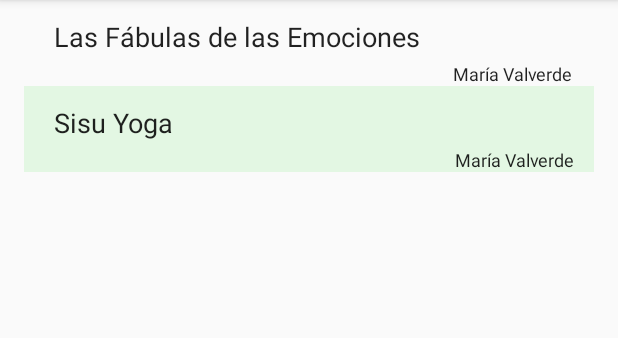
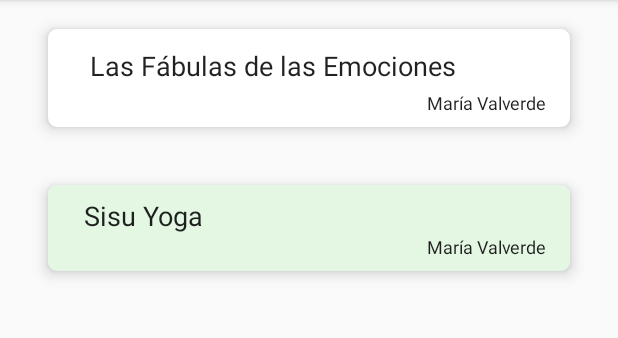
Before and after one commit to Isaacsaez/PQTM-Mybooks-PLA1, an Android app: the screen it shows after launch (BookListActivity), on a phone screen of 412 x 824 dp, the part 84-422 px from its top. Run offline under Robolectric (Android 15) with nearby library versions, the phone set to English and light mode, and no system bars.

Commit message:
9 - CardView Implementado

```diff
--- a/app/build.gradle
+++ b/app/build.gradle
@@ -23,6 +23,7 @@ dependencies {
     implementation 'com.android.support:appcompat-v7:27.0.0'
     implementation 'com.android.support:support-v4:27.0.0'
     implementation 'com.android.support:recyclerview-v7:27.0.0'
+    implementation 'com.android.support:cardview-v7:27.0.2'
     implementation 'com.android.support:design:27.0.0'
     testImplementation 'junit:junit:4.12'
     androidTestImplementation 'com.android.support.test:runner:1.0.2'
--- a/app/src/main/java/com/edelhost/isaac/mybooks/BookListActivity.java
+++ b/app/src/main/java/com/edelhost/isaac/mybooks/BookListActivity.java
@@ -134,7 +134,7 @@ public class BookListActivity extends AppCompatActivity {
 
         @Override
         public void onBindViewHolder(final ViewHolder holder, int position) {
-            //holder.mIdView.setText(mValues.get(position).id);
+
             holder.mContentView.setText(mValues.get(position).titulo);
             holder.mAutorView.setText(mValues.get(position).autor);
 
@@ -152,13 +152,11 @@ public class BookListActivity extends AppCompatActivity {
         }
 
         class ViewHolder extends RecyclerView.ViewHolder {
-            final TextView mIdView;
             final TextView mContentView;
             final TextView mAutorView;
 
             ViewHolder(View view) {
                 super(view);
-                mIdView = (TextView) view.findViewById(R.id.id_text);
                 mContentView = (TextView) view.findViewById(R.id.content);
                 mAutorView = (TextView) view.findViewById(R.id.autor);
             }
--- a/app/src/main/res/layout/book_list_content.xml
+++ b/app/src/main/res/layout/book_list_content.xml
@@ -1,50 +1,48 @@
 <?xml version="1.0" encoding="utf-8"?>
-<android.support.constraint.ConstraintLayout xmlns:android="http://schemas.android.com/apk/res/android"
+<android.support.v7.widget.CardView xmlns:android="http://schemas.android.com/apk/res/android"
     xmlns:app="http://schemas.android.com/apk/res-auto"
-    xmlns:tools="http://schemas.android.com/tools"
-    android:id="@+id/linearLayout2"
+    app:cardCornerRadius="6dp"
+    app:cardElevation="6dp"
+    app:cardPreventCornerOverlap="true"
+    app:cardUseCompatPadding="true"
+    layout_height="wrap_content"
+    layout_margin="8dp"
+    layout_width="match_parent"
     android:layout_width="match_parent"
-    android:layout_height="wrap_content">
+    android:layout_height="wrap_content"
+    android:layout_margin="8dp">
+
+    <LinearLayout xmlns:android="http://schemas.android.com/apk/res/android"
+        android:layout_width="match_parent"
+        android:layout_height="match_parent"
+        android:orientation="vertical"
+        android:padding="8dp">
 
         <TextView
-        android:id="@+id/id_text"
-        android:layout_width="wrap_content"
+            android:id="@+id/content"
+            android:layout_width="match_parent"
             android:layout_height="wrap_content"
             android:layout_marginLeft="16dp"
             android:layout_marginStart="16dp"
+            android:gravity="left"
+            android:padding="4dp"
+            android:text="@string/titulo_libro"
             android:textAppearance="?attr/textAppearanceListItem"
-        app:layout_constraintBottom_toBottomOf="parent"
-        app:layout_constraintStart_toStartOf="parent" />
-
-    <TextView
-        android:id="@+id/content"
-        android:layout_width="wrap_content"
-        android:layout_height="wrap_content"
-        android:layout_marginLeft="16dp"
-        android:layout_marginStart="16dp"
-        android:padding="4dp"
-        android:text="Titulo Libro"
-        android:textAppearance="?attr/textAppearanceListItem"
-        android:textSize="18sp"
-        app:layout_constraintBottom_toBottomOf="parent"
-        app:layout_constraintStart_toStartOf="parent"
-        app:layout_constraintTop_toTopOf="parent"
-        app:layout_constraintVertical_bias="0.318" />
+            android:textSize="18sp" />
 
         <TextView
             android:id="@+id/autor"
-        android:layout_width="wrap_content"
+            android:layout_width="match_parent"
             android:layout_height="wrap_content"
             android:layout_marginEnd="8dp"
             android:layout_marginLeft="8dp"
             android:layout_marginRight="8dp"
             android:layout_marginStart="8dp"
-        android:gravity="bottom|end"
-        android:text="Autor"
+            android:gravity="end"
+            android:text="@string/autor"
             android:textAppearance="?attr/textAppearanceListItem"
-        android:textSize="12sp"
-        app:layout_constraintEnd_toEndOf="parent"
-        app:layout_constraintHorizontal_bias="0.578"
-        app:layout_constraintStart_toEndOf="@+id/content"
-        app:layout_constraintTop_toBottomOf="@+id/content" />
-</android.support.constraint.ConstraintLayout>
+            android:textSize="12sp" />
+
+    </LinearLayout>
+
+</android.support.v7.widget.CardView>
--- a/app/src/main/res/layout/book_list_content_impar.xml
+++ b/app/src/main/res/layout/book_list_content_impar.xml
@@ -1,41 +1,44 @@
 <?xml version="1.0" encoding="utf-8"?>
-<android.support.constraint.ConstraintLayout xmlns:android="http://schemas.android.com/apk/res/android"
+<android.support.v7.widget.CardView xmlns:android="http://schemas.android.com/apk/res/android"
     xmlns:app="http://schemas.android.com/apk/res-auto"
-    xmlns:tools="http://schemas.android.com/tools"
-    android:id="@+id/linearLayout"
+    app:cardCornerRadius="6dp"
+    app:cardElevation="6dp"
+    app:cardPreventCornerOverlap="true"
+    app:cardUseCompatPadding="true"
+    layout_height="wrap_content"
+    layout_width="match_parent"
     android:layout_width="match_parent"
     android:layout_height="wrap_content"
-    android:background="#e3f7e3">
+    android:layout_margin="8dp"
+    app:cardBackgroundColor="#e3f7e3">
+
+    <LinearLayout xmlns:android="http://schemas.android.com/apk/res/android"
+        android:layout_width="match_parent"
+        android:layout_height="match_parent"
+        android:orientation="vertical"
+        android:padding="8dp">
 
         <TextView
             android:id="@+id/content"
-        android:layout_width="wrap_content"
+            android:layout_width="match_parent"
             android:layout_height="wrap_content"
-        android:layout_marginLeft="16dp"
             android:layout_marginStart="16dp"
-        android:padding="4dp"
-        android:text="Titulo libro"
+            android:gravity="left"
+            android:text="@string/titulo_libro"
             android:textAppearance="?attr/textAppearanceListItem"
-        android:textSize="18sp"
-        app:layout_constraintBottom_toBottomOf="parent"
-        app:layout_constraintStart_toStartOf="parent"
-        app:layout_constraintTop_toTopOf="parent"
-        app:layout_constraintVertical_bias="0.318" />
+            android:textSize="18sp" />
 
         <TextView
             android:id="@+id/autor"
-        android:layout_width="wrap_content"
+            android:layout_width="match_parent"
             android:layout_height="wrap_content"
             android:layout_marginEnd="8dp"
-        android:layout_marginLeft="8dp"
-        android:layout_marginRight="8dp"
             android:layout_marginStart="8dp"
-        android:gravity="bottom|end"
-        android:text="Autor"
+            android:gravity="end"
+            android:text="@string/autor"
             android:textAppearance="?attr/textAppearanceListItem"
-        android:textSize="12sp"
-        app:layout_constraintEnd_toEndOf="parent"
-        app:layout_constraintHorizontal_bias="0.97"
-        app:layout_constraintStart_toEndOf="@+id/content"
-        app:layout_constraintTop_toBottomOf="@+id/content" />
-</android.support.constraint.ConstraintLayout>
+            android:textSize="12sp" />
+
+    </LinearLayout>
+
+</android.support.v7.widget.CardView>
--- a/app/src/main/res/values/strings.xml
+++ b/app/src/main/res/values/strings.xml
@@ -1,8 +1,9 @@
 <resources>
     <string name="app_name">MyBooks</string>
     <string name="title_book_detail">Book Detail</string>
-    <string name="t_tulo">Título:</string>
-    <string name="autor">Autor:</string>
+
     <string name="fecha">Fecha:</string>
     <string name="descripci_n">Descripción:</string>
+    <string name="autor">Autor</string>
+    <string name="titulo_libro">Titulo Libro</string>
 </resources>
```
Also changed, not shown: app/src/main/res/drawable-hdpi/portada_fabulas.png (deleted), app/src/main/res/drawable-hdpi/portada_sisu.png (deleted), app/src/main/res/drawable-mdpi/portada_fabulas.png (deleted), app/src/main/res/drawable-mdpi/portada_sisu.png (deleted), app/src/main/res/drawable-xhdpi/portada_fabulas.png (deleted), app/src/main/res/drawable-xhdpi/portada_sisu.png (deleted), app/src/main/res/drawable-xxhdpi/portada_fabulas.png (deleted), app/src/main/res/drawable-xxhdpi/portada_sisu.png (deleted). Lines whose indentation alone changed are shown as unchanged.
